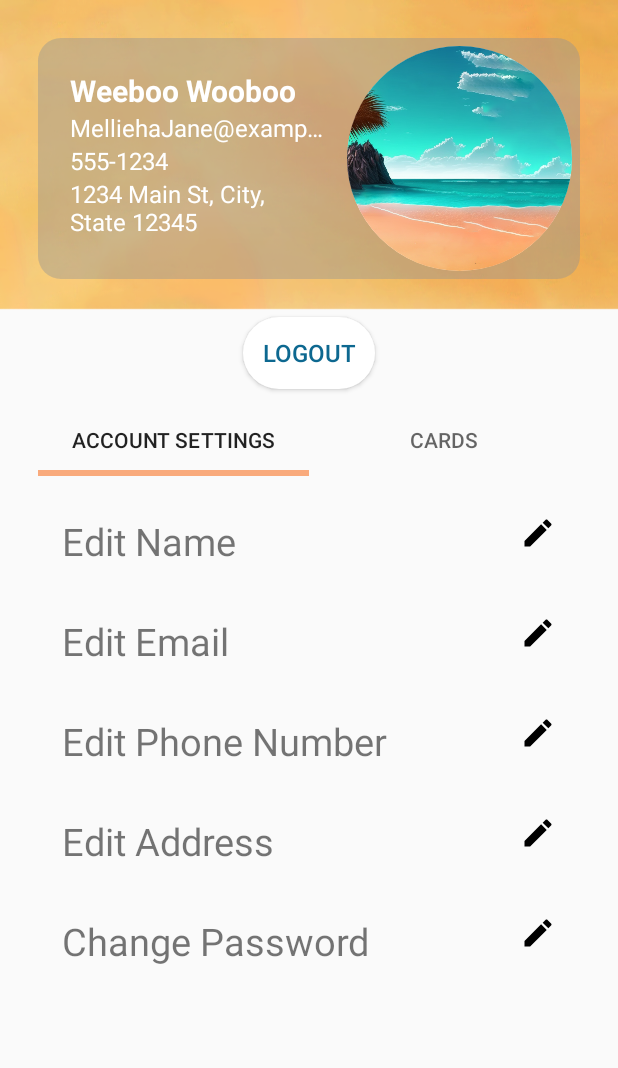
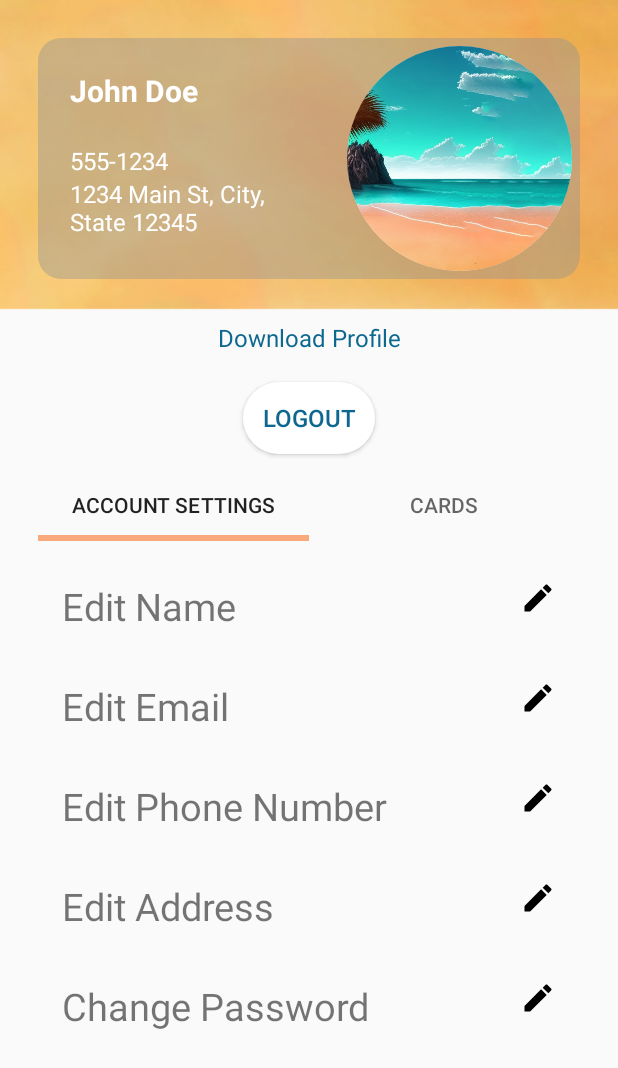
Before and after one commit to OliverHavis/PSM-Travel-App, an Android app built with Jetpack Compose: the MyProfileActivity screen opened directly, with no data from a screen before it, on a phone screen of 412 x 824 dp. Shown: the top 1068 px of the screen. Run offline under Robolectric (Android 15) with nearby library versions, the phone set to English and light mode, and no system bars; our stand-ins replace Firebase (no records; nobody signed in at launch, a user with empty details on screens opened directly), Picasso; pictures from the network do not load; 1 statement that could not run was skipped.

Commit message:
WIP Download profile

```diff
--- a/app/build.gradle
+++ b/app/build.gradle
@@ -57,6 +57,7 @@ dependencies {
     implementation platform('androidx.compose:compose-bom:2022.10.00')
     implementation 'androidx.compose.ui:ui'
     implementation 'org.jetbrains.kotlinx:kotlinx-serialization-json:1.3.0'
+    implementation 'com.itextpdf:itext7-core:7.1.16'
     implementation 'androidx.compose.ui:ui-graphics'
     implementation 'androidx.compose.ui:ui-tooling-preview'
     implementation 'androidx.compose.material3:material3'
--- a/app/src/main/res/layout/activity_my_profile.xml
+++ b/app/src/main/res/layout/activity_my_profile.xml
@@ -34,7 +34,7 @@
                 android:id="@+id/user_name"
                 android:layout_width="match_parent"
                 android:layout_height="wrap_content"
-                android:text="Weeboo Wooboo"
+                android:text="John Doe"
                 android:textSize="20sp"
                 android:textColor="@color/white"
                 android:textStyle="bold" />
@@ -43,7 +43,7 @@
                 android:id="@+id/user_email"
                 android:layout_width="match_parent"
                 android:layout_height="wrap_content"
-                android:text="MelliehaJane@example.com"
+                android:text=""
                 android:maxLines="1"
                 android:ellipsize="end"
                 android:textColor="@color/white"
@@ -84,10 +84,28 @@
 
     <!--  logout Button  -->
     <Button
+        android:id="@+id/download_accountBtn"
+        android:layout_width="wrap_content"
+        android:layout_height="wrap_content"
+        android:layout_marginTop="15dp"
+        android:background="#00000000"
+        android:padding="10dp"
+        android:text="@string/download_profile"
+        android:textAllCaps="false"
+        android:textAppearance="@style/Widget.AppCompat.Spinner.Underlined"
+        android:layout_gravity="center"
+        android:textColor="@color/dark_blue"
+        android:textSize="16sp"
+        app:layout_constraintEnd_toEndOf="parent"
+        app:layout_constraintStart_toStartOf="parent"
+        app:layout_constraintTop_toBottomOf="@+id/account_info_container" />
+
+    <!--  logout Button  -->
+    <Button
         android:id="@+id/logout_button"
         android:layout_width="wrap_content"
         android:layout_height="wrap_content"
-        android:layout_marginTop="25dp"
+        android:layout_marginTop="5dp"
         android:background="@drawable/rounded_button"
         android:padding="10dp"
         android:text="Logout"
@@ -96,7 +114,7 @@
         android:textSize="16sp"
         app:layout_constraintEnd_toEndOf="parent"
         app:layout_constraintStart_toStartOf="parent"
-        app:layout_constraintTop_toBottomOf="@+id/account_info_container" />
+        app:layout_constraintTop_toBottomOf="@+id/download_accountBtn" />
 
     <!--  NestedScrollView  -->
     <androidx.core.widget.NestedScrollView
--- a/app/src/main/res/values/strings.xml
+++ b/app/src/main/res/values/strings.xml
@@ -22,6 +22,7 @@
     <string name="nights">Nights</string>
     <string name="no_of_adults">No. of Adults</string>
     <string name="no_of_children">No. of Children</string>
+    <string name="download_profile">Download Profile</string>
 
     <!--  Make me a string array of country  -->
     <string-array name="country_names">
--- /dev/null
+++ b/app/src/main/res/xml/file_paths.xml
@@ -0,0 +1,4 @@
+<?xml version="1.0" encoding="utf-8"?>
+<paths xmlns:android="http://schemas.android.com/apk/res/android">
+    <external-path name="external_files" path="." />
+</paths>
```
Also changed, not shown: app/src/main/AndroidManifest.xml (+16 -0 lines), app/src/main/java/com/example/psm/MyProfileActivity.kt (+10 -0 lines), app/src/main/java/com/example/psm/PdfViewerActivity.kt (added, +51 -0 lines), app/src/main/java/com/example/psm/models/ExportUserData.kt (added, +113 -0 lines), app/src/main/res/layout/activity_pdf_viewer.xml (added, +15 -0 lines).
